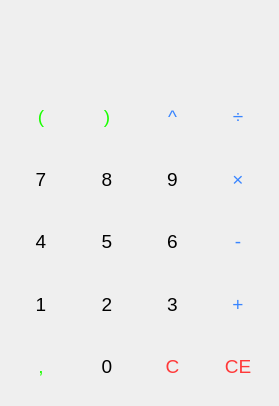
Before: the Qt Designer form ui/mainwindow.ui in victorbnl/calculator, drawn with Qt 5.
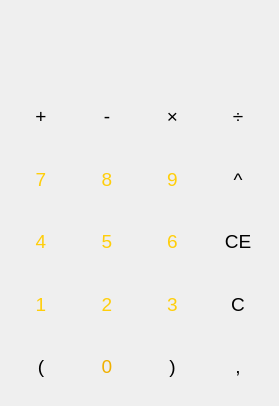
After: the same form once the commit is applied.

The edit to the form file:
```diff
--- a/ui/mainwindow.ui
+++ b/ui/mainwindow.ui
@@ -15,49 +15,10 @@
   </property>
   <property name="styleSheet">
    <string notr="true">QPushButton {
-    border: none
+border: none
 }</string>
   </property>
   <layout class="QGridLayout" name="gridLayout">
-   <item row="4" column="3">
-    <widget class="QPushButton" name="button_multiply">
-     <property name="sizePolicy">
-      <sizepolicy hsizetype="Expanding" vsizetype="Expanding">
-       <horstretch>0</horstretch>
-       <verstretch>0</verstretch>
-      </sizepolicy>
-     </property>
-     <property name="font">
-      <font>
-       <pointsize>14</pointsize>
-      </font>
-     </property>
-     <property name="styleSheet">
-      <string notr="true">color: rgb(57, 133, 255);</string>
-     </property>
-     <property name="text">
-      <string>×</string>
-     </property>
-    </widget>
-   </item>
-   <item row="5" column="0">
-    <widget class="QPushButton" name="button_4">
-     <property name="sizePolicy">
-      <sizepolicy hsizetype="Expanding" vsizetype="Expanding">
-       <horstretch>0</horstretch>
-       <verstretch>0</verstretch>
-      </sizepolicy>
-     </property>
-     <property name="font">
-      <font>
-       <pointsize>14</pointsize>
-      </font>
-     </property>
-     <property name="text">
-      <string>4</string>
-     </property>
-    </widget>
-   </item>
    <item row="0" column="0" colspan="4">
     <widget class="QLabel" name="label_calculation">
      <property name="font">
@@ -65,32 +26,11 @@
        <pointsize>18</pointsize>
       </font>
      </property>
-     <property name="styleSheet">
-      <string notr="true">color: rgb(117, 117, 117);</string>
-     </property>
      <property name="text">
       <string/>
      </property>
     </widget>
    </item>
-   <item row="5" column="2">
-    <widget class="QPushButton" name="button_6">
-     <property name="sizePolicy">
-      <sizepolicy hsizetype="Expanding" vsizetype="Expanding">
-       <horstretch>0</horstretch>
-       <verstretch>0</verstretch>
-      </sizepolicy>
-     </property>
-     <property name="font">
-      <font>
-       <pointsize>14</pointsize>
-      </font>
-     </property>
-     <property name="text">
-      <string>6</string>
-     </property>
-    </widget>
-   </item>
    <item row="3" column="3">
     <widget class="QPushButton" name="button_divide">
      <property name="sizePolicy">
@@ -104,16 +44,13 @@
        <pointsize>14</pointsize>
       </font>
      </property>
-     <property name="styleSheet">
-      <string notr="true">color: rgb(57, 133, 255);</string>
-     </property>
      <property name="text">
       <string>÷</string>
      </property>
     </widget>
    </item>
-   <item row="3" column="1">
-    <widget class="QPushButton" name="button_closing_parenthesis">
+   <item row="5" column="1">
+    <widget class="QPushButton" name="button_5">
      <property name="sizePolicy">
       <sizepolicy hsizetype="Expanding" vsizetype="Expanding">
        <horstretch>0</horstretch>
@@ -126,106 +63,10 @@
       </font>
      </property>
      <property name="styleSheet">
-      <string notr="true">color: rgb(26, 255, 0);</string>
+      <string notr="true">color: rgb(255, 206, 10);</string>
      </property>
      <property name="text">
-      <string>)</string>
-     </property>
-    </widget>
-   </item>
-   <item row="4" column="2">
-    <widget class="QPushButton" name="button_9">
-     <property name="sizePolicy">
-      <sizepolicy hsizetype="Expanding" vsizetype="Expanding">
-       <horstretch>0</horstretch>
-       <verstretch>0</verstretch>
-      </sizepolicy>
-     </property>
-     <property name="font">
-      <font>
-       <pointsize>14</pointsize>
-      </font>
-     </property>
-     <property name="text">
-      <string>9</string>
-     </property>
-    </widget>
-   </item>
-   <item row="7" column="0">
-    <widget class="QPushButton" name="button_comma">
-     <property name="sizePolicy">
-      <sizepolicy hsizetype="Expanding" vsizetype="Expanding">
-       <horstretch>0</horstretch>
-       <verstretch>0</verstretch>
-      </sizepolicy>
-     </property>
-     <property name="font">
-      <font>
-       <pointsize>14</pointsize>
-      </font>
-     </property>
-     <property name="styleSheet">
-      <string notr="true">color: rgb(26, 255, 0);</string>
-     </property>
-     <property name="text">
-      <string>,</string>
-     </property>
-    </widget>
-   </item>
-   <item row="3" column="0">
-    <widget class="QPushButton" name="button_opening_parenthesis">
-     <property name="sizePolicy">
-      <sizepolicy hsizetype="Expanding" vsizetype="Expanding">
-       <horstretch>0</horstretch>
-       <verstretch>0</verstretch>
-      </sizepolicy>
-     </property>
-     <property name="font">
-      <font>
-       <pointsize>14</pointsize>
-      </font>
-     </property>
-     <property name="styleSheet">
-      <string notr="true">color: rgb(26, 255, 0);</string>
-     </property>
-     <property name="text">
-      <string>(</string>
-     </property>
-    </widget>
-   </item>
-   <item row="6" column="0">
-    <widget class="QPushButton" name="button_1">
-     <property name="sizePolicy">
-      <sizepolicy hsizetype="Expanding" vsizetype="Expanding">
-       <horstretch>0</horstretch>
-       <verstretch>0</verstretch>
-      </sizepolicy>
-     </property>
-     <property name="font">
-      <font>
-       <pointsize>14</pointsize>
-      </font>
-     </property>
-     <property name="text">
-      <string>1</string>
-     </property>
-    </widget>
-   </item>
-   <item row="4" column="0">
-    <widget class="QPushButton" name="button_7">
-     <property name="sizePolicy">
-      <sizepolicy hsizetype="Expanding" vsizetype="Expanding">
-       <horstretch>0</horstretch>
-       <verstretch>0</verstretch>
-      </sizepolicy>
-     </property>
-     <property name="font">
-      <font>
-       <pointsize>14</pointsize>
-      </font>
-     </property>
-     <property name="text">
-      <string>7</string>
+      <string>5</string>
      </property>
     </widget>
    </item>
@@ -242,29 +83,14 @@
        <pointsize>14</pointsize>
       </font>
      </property>
+     <property name="styleSheet">
+      <string notr="true">color: rgb(255, 206, 10);</string>
+     </property>
      <property name="text">
       <string>3</string>
      </property>
     </widget>
    </item>
-   <item row="4" column="1">
-    <widget class="QPushButton" name="button_8">
-     <property name="sizePolicy">
-      <sizepolicy hsizetype="Expanding" vsizetype="Expanding">
-       <horstretch>0</horstretch>
-       <verstretch>0</verstretch>
-      </sizepolicy>
-     </property>
-     <property name="font">
-      <font>
-       <pointsize>14</pointsize>
-      </font>
-     </property>
-     <property name="text">
-      <string>8</string>
-     </property>
-    </widget>
-   </item>
    <item row="1" column="0" colspan="4">
     <widget class="QLabel" name="label_result">
      <property name="font">
@@ -280,8 +106,8 @@
      </property>
     </widget>
    </item>
-   <item row="5" column="1">
-    <widget class="QPushButton" name="button_5">
+   <item row="4" column="0">
+    <widget class="QPushButton" name="button_7">
      <property name="sizePolicy">
       <sizepolicy hsizetype="Expanding" vsizetype="Expanding">
        <horstretch>0</horstretch>
@@ -293,13 +119,16 @@
        <pointsize>14</pointsize>
       </font>
      </property>
+     <property name="styleSheet">
+      <string notr="true">color: rgb(255, 206, 10);</string>
+     </property>
      <property name="text">
-      <string>5</string>
+      <string>7</string>
      </property>
     </widget>
    </item>
-   <item row="6" column="3">
-    <widget class="QPushButton" name="button_add">
+   <item row="6" column="0">
+    <widget class="QPushButton" name="button_1">
      <property name="sizePolicy">
       <sizepolicy hsizetype="Expanding" vsizetype="Expanding">
        <horstretch>0</horstretch>
@@ -312,10 +141,112 @@
       </font>
      </property>
      <property name="styleSheet">
-      <string notr="true">color: rgb(57, 133, 255);</string>
+      <string notr="true">color: rgb(255, 206, 10);</string>
      </property>
      <property name="text">
-      <string>+</string>
+      <string>1</string>
+     </property>
+    </widget>
+   </item>
+   <item row="4" column="2">
+    <widget class="QPushButton" name="button_9">
+     <property name="sizePolicy">
+      <sizepolicy hsizetype="Expanding" vsizetype="Expanding">
+       <horstretch>0</horstretch>
+       <verstretch>0</verstretch>
+      </sizepolicy>
+     </property>
+     <property name="font">
+      <font>
+       <pointsize>14</pointsize>
+      </font>
+     </property>
+     <property name="styleSheet">
+      <string notr="true">color: rgb(255, 206, 10);</string>
+     </property>
+     <property name="text">
+      <string>9</string>
+     </property>
+    </widget>
+   </item>
+   <item row="7" column="3">
+    <widget class="QPushButton" name="button_comma">
+     <property name="sizePolicy">
+      <sizepolicy hsizetype="Expanding" vsizetype="Expanding">
+       <horstretch>0</horstretch>
+       <verstretch>0</verstretch>
+      </sizepolicy>
+     </property>
+     <property name="font">
+      <font>
+       <pointsize>14</pointsize>
+      </font>
+     </property>
+     <property name="text">
+      <string>,</string>
+     </property>
+    </widget>
+   </item>
+   <item row="5" column="0">
+    <widget class="QPushButton" name="button_4">
+     <property name="sizePolicy">
+      <sizepolicy hsizetype="Expanding" vsizetype="Expanding">
+       <horstretch>0</horstretch>
+       <verstretch>0</verstretch>
+      </sizepolicy>
+     </property>
+     <property name="font">
+      <font>
+       <pointsize>14</pointsize>
+      </font>
+     </property>
+     <property name="styleSheet">
+      <string notr="true">color: rgb(255, 206, 10);</string>
+     </property>
+     <property name="text">
+      <string>4</string>
+     </property>
+    </widget>
+   </item>
+   <item row="5" column="2">
+    <widget class="QPushButton" name="button_6">
+     <property name="sizePolicy">
+      <sizepolicy hsizetype="Expanding" vsizetype="Expanding">
+       <horstretch>0</horstretch>
+       <verstretch>0</verstretch>
+      </sizepolicy>
+     </property>
+     <property name="font">
+      <font>
+       <pointsize>14</pointsize>
+      </font>
+     </property>
+     <property name="styleSheet">
+      <string notr="true">color: rgb(255, 206, 10);</string>
+     </property>
+     <property name="text">
+      <string>6</string>
+     </property>
+    </widget>
+   </item>
+   <item row="4" column="1">
+    <widget class="QPushButton" name="button_8">
+     <property name="sizePolicy">
+      <sizepolicy hsizetype="Expanding" vsizetype="Expanding">
+       <horstretch>0</horstretch>
+       <verstretch>0</verstretch>
+      </sizepolicy>
+     </property>
+     <property name="font">
+      <font>
+       <pointsize>14</pointsize>
+      </font>
+     </property>
+     <property name="styleSheet">
+      <string notr="true">color: rgb(255, 206, 10);</string>
+     </property>
+     <property name="text">
+      <string>8</string>
      </property>
     </widget>
    </item>
@@ -332,32 +263,14 @@
        <pointsize>14</pointsize>
       </font>
      </property>
+     <property name="styleSheet">
+      <string notr="true">color: rgb(240, 176, 0);</string>
+     </property>
      <property name="text">
       <string>0</string>
      </property>
     </widget>
    </item>
-   <item row="3" column="2">
-    <widget class="QPushButton" name="button_power">
-     <property name="sizePolicy">
-      <sizepolicy hsizetype="Expanding" vsizetype="Expanding">
-       <horstretch>0</horstretch>
-       <verstretch>0</verstretch>
-      </sizepolicy>
-     </property>
-     <property name="font">
-      <font>
-       <pointsize>14</pointsize>
-      </font>
-     </property>
-     <property name="styleSheet">
-      <string notr="true">color: rgb(57, 133, 255);</string>
-     </property>
-     <property name="text">
-      <string>^</string>
-     </property>
-    </widget>
-   </item>
    <item row="6" column="1">
     <widget class="QPushButton" name="button_2">
      <property name="sizePolicy">
@@ -371,12 +284,69 @@
        <pointsize>14</pointsize>
       </font>
      </property>
+     <property name="styleSheet">
+      <string notr="true">color: rgb(255, 206, 10);</string>
+     </property>
      <property name="text">
       <string>2</string>
      </property>
     </widget>
    </item>
-   <item row="5" column="3">
+   <item row="7" column="0">
+    <widget class="QPushButton" name="button_opening_parenthesis">
+     <property name="sizePolicy">
+      <sizepolicy hsizetype="Expanding" vsizetype="Expanding">
+       <horstretch>0</horstretch>
+       <verstretch>0</verstretch>
+      </sizepolicy>
+     </property>
+     <property name="font">
+      <font>
+       <pointsize>14</pointsize>
+      </font>
+     </property>
+     <property name="text">
+      <string>(</string>
+     </property>
+    </widget>
+   </item>
+   <item row="7" column="2">
+    <widget class="QPushButton" name="button_closing_parenthesis">
+     <property name="sizePolicy">
+      <sizepolicy hsizetype="Expanding" vsizetype="Expanding">
+       <horstretch>0</horstretch>
+       <verstretch>0</verstretch>
+      </sizepolicy>
+     </property>
+     <property name="font">
+      <font>
+       <pointsize>14</pointsize>
+      </font>
+     </property>
+     <property name="text">
+      <string>)</string>
+     </property>
+    </widget>
+   </item>
+   <item row="3" column="0">
+    <widget class="QPushButton" name="button_add">
+     <property name="sizePolicy">
+      <sizepolicy hsizetype="Expanding" vsizetype="Expanding">
+       <horstretch>0</horstretch>
+       <verstretch>0</verstretch>
+      </sizepolicy>
+     </property>
+     <property name="font">
+      <font>
+       <pointsize>14</pointsize>
+      </font>
+     </property>
+     <property name="text">
+      <string>+</string>
+     </property>
+    </widget>
+   </item>
+   <item row="3" column="1">
     <widget class="QPushButton" name="button_substract">
      <property name="sizePolicy">
       <sizepolicy hsizetype="Expanding" vsizetype="Expanding">
@@ -389,15 +359,48 @@
        <pointsize>14</pointsize>
       </font>
      </property>
-     <property name="styleSheet">
-      <string notr="true">color: rgb(57, 133, 255);</string>
-     </property>
      <property name="text">
       <string>-</string>
      </property>
     </widget>
    </item>
-   <item row="7" column="3">
+   <item row="3" column="2">
+    <widget class="QPushButton" name="button_multiply">
+     <property name="sizePolicy">
+      <sizepolicy hsizetype="Expanding" vsizetype="Expanding">
+       <horstretch>0</horstretch>
+       <verstretch>0</verstretch>
+      </sizepolicy>
+     </property>
+     <property name="font">
+      <font>
+       <pointsize>14</pointsize>
+      </font>
+     </property>
+     <property name="text">
+      <string>×</string>
+     </property>
+    </widget>
+   </item>
+   <item row="4" column="3">
+    <widget class="QPushButton" name="button_power">
+     <property name="sizePolicy">
+      <sizepolicy hsizetype="Expanding" vsizetype="Expanding">
+       <horstretch>0</horstretch>
+       <verstretch>0</verstretch>
+      </sizepolicy>
+     </property>
+     <property name="font">
+      <font>
+       <pointsize>14</pointsize>
+      </font>
+     </property>
+     <property name="text">
+      <string>^</string>
+     </property>
+    </widget>
+   </item>
+   <item row="5" column="3">
     <widget class="QPushButton" name="button_ce">
      <property name="sizePolicy">
       <sizepolicy hsizetype="Expanding" vsizetype="Expanding">
@@ -410,15 +413,12 @@
        <pointsize>14</pointsize>
       </font>
      </property>
-     <property name="styleSheet">
-      <string notr="true">color: rgb(255, 57, 57);</string>
-     </property>
      <property name="text">
       <string>CE</string>
      </property>
     </widget>
    </item>
-   <item row="7" column="2">
+   <item row="6" column="3">
     <widget class="QPushButton" name="button_c">
      <property name="sizePolicy">
       <sizepolicy hsizetype="Expanding" vsizetype="Expanding">
@@ -431,9 +431,6 @@
        <pointsize>14</pointsize>
       </font>
      </property>
-     <property name="styleSheet">
-      <string notr="true">color: rgb(255, 57, 57);</string>
-     </property>
      <property name="text">
       <string>C</string>
      </property>
```
